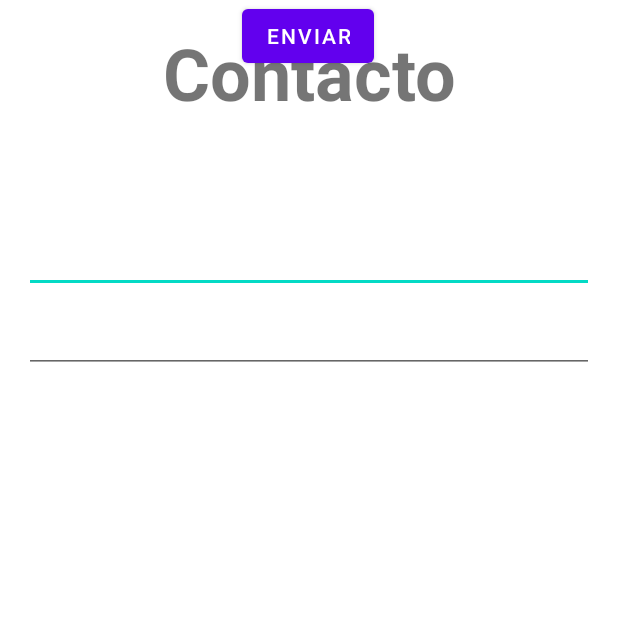
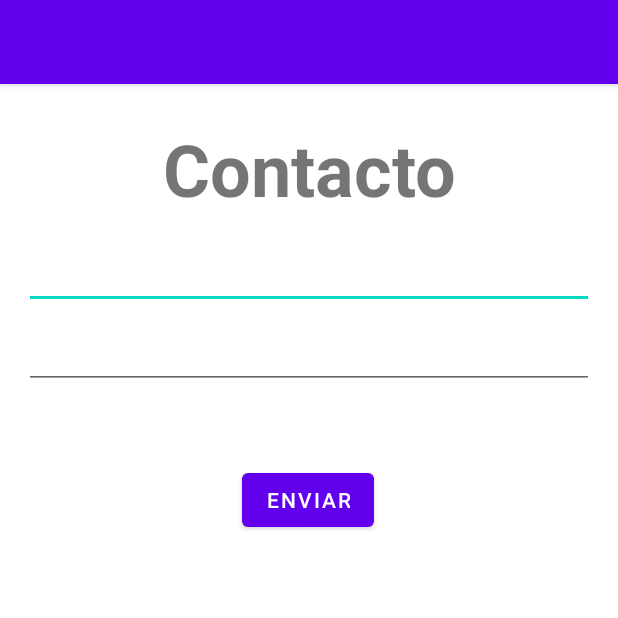
Before and after one commit to LBanda/BeHappy, an Android app: the Contacto screen opened directly, with no data from a screen before it, on a phone screen of 412 x 824 dp, the top half of it. Run offline under Robolectric (Android 15) with nearby library versions, the phone set to English and light mode, and no system bars.

Commit message:
navegacion entre vistas

```diff
--- a/app/src/main/AndroidManifest.xml
+++ b/app/src/main/AndroidManifest.xml
@@ -15,7 +15,7 @@
             android:name=".Contacto"
             android:exported="false" />
         <activity
-            android:name=".profile"
+            android:name=".Profile"
             android:exported="false" />
         <activity
             android:name=".MyForm"
--- a/app/src/main/java/mx/itesm/equipo2/behappy/profile.kt
+++ b/app/src/main/java/mx/itesm/equipo2/behappy/Profile.kt
@@ -3,7 +3,7 @@ package mx.itesm.equipo2.behappy
 import androidx.appcompat.app.AppCompatActivity
 import android.os.Bundle
 
-class profile : AppCompatActivity() {
+class Profile : AppCompatActivity() {
     override fun onCreate(savedInstanceState: Bundle?) {
         super.onCreate(savedInstanceState)
         setContentView(R.layout.activity_profile2)
--- a/app/src/main/res/layout/activity_contacto.xml
+++ b/app/src/main/res/layout/activity_contacto.xml
@@ -1,23 +1,46 @@
 <?xml version="1.0" encoding="utf-8"?>
-<androidx.constraintlayout.widget.ConstraintLayout xmlns:android="http://schemas.android.com/apk/res/android"
+<androidx.drawerlayout.widget.DrawerLayout
+    xmlns:android="http://schemas.android.com/apk/res/android"
     xmlns:app="http://schemas.android.com/apk/res-auto"
     xmlns:tools="http://schemas.android.com/tools"
     android:layout_width="match_parent"
     android:layout_height="match_parent"
+    android:id="@+id/drawer_layout"
+    tools:openDrawer="start"
     tools:context=".Contacto">
+
+
+    <androidx.constraintlayout.widget.ConstraintLayout
+        android:layout_width="match_parent"
+        android:layout_height="match_parent">
+
+        <TextView
+            android:id="@+id/txtContacto"
+            android:layout_width="wrap_content"
+            android:layout_height="wrap_content"
+            android:layout_marginTop="80dp"
+            android:gravity="center"
+            android:text="Contacto"
+            android:textAlignment="center"
+            android:textSize="48sp"
+            android:textStyle="bold"
+            app:layout_constraintEnd_toEndOf="parent"
+            app:layout_constraintHorizontal_bias="0.5"
+            app:layout_constraintStart_toStartOf="parent"
+            app:layout_constraintTop_toTopOf="parent" />
 
         <EditText
             android:id="@+id/txtEmail"
             android:layout_width="0dp"
             android:layout_height="wrap_content"
             android:layout_marginStart="16dp"
-        android:layout_marginTop="150dp"
+            android:layout_marginTop="16dp"
             android:layout_marginEnd="16dp"
             android:ems="10"
             android:inputType="textEmailAddress"
             app:layout_constraintEnd_toEndOf="parent"
             app:layout_constraintStart_toStartOf="parent"
-        app:layout_constraintTop_toTopOf="parent" />
+            app:layout_constraintTop_toBottomOf="@+id/txtContacto" />
 
         <EditText
             android:id="@+id/txtTexto"
@@ -37,22 +60,29 @@
             android:id="@+id/btnSend"
             android:layout_width="wrap_content"
             android:layout_height="wrap_content"
+            android:layout_marginTop="50dp"
             android:text="Enviar"
             app:layout_constraintEnd_toEndOf="parent"
             app:layout_constraintHorizontal_bias="0.498"
             app:layout_constraintStart_toStartOf="parent"
-        tools:layout_editor_absoluteY="429dp" />
+            app:layout_constraintTop_toBottomOf="@+id/txtTexto" />
 
-    <TextView
-        android:id="@+id/txtContacto"
-        android:layout_width="236dp"
-        android:layout_height="69dp"
-        android:layout_marginTop="16dp"
-        android:text="Contacto"
-        android:textAlignment="center"
-        android:textSize="48sp"
-        android:textStyle="bold"
-        app:layout_constraintEnd_toEndOf="parent"
-        app:layout_constraintStart_toStartOf="parent"
-        app:layout_constraintTop_toTopOf="parent" />
     </androidx.constraintlayout.widget.ConstraintLayout>
+
+    <include
+        layout="@layout/app_barmenu_main"
+        android:layout_height="match_parent"
+        android:layout_width="match_parent"/>
+
+    <com.google.android.material.navigation.NavigationView
+        android:id="@+id/nav_view"
+        android:layout_height="match_parent"
+        android:layout_width="wrap_content"
+        android:layout_gravity="start"
+
+        app:headerLayout="@layout/nav_header_main"
+        app:menu="@menu/activity_main_drawer">
+
+    </com.google.android.material.navigation.NavigationView>
+
+</androidx.drawerlayout.widget.DrawerLayout>
--- a/app/src/main/res/menu/activity_main_drawer.xml
+++ b/app/src/main/res/menu/activity_main_drawer.xml
@@ -3,22 +3,18 @@
     <group>
         <item
             android:id="@+id/activity_profile2"
-            android:title="Mi Perfil"
-            android:icon="@drawable/abc_vector_test"/>
+            android:icon="@drawable/logins"
+            android:title="Mi Perfil" />
 
         <item
             android:id="@+id/activity_my_form"
-            android:title="Formulario"
-            android:icon="@drawable/abc_vector_test"/>
+            android:icon="@android:drawable/ic_menu_edit"
+            android:title="Formulario" />
 
         <item
             android:id="@+id/activity_contacto"
-            android:title="Contacto"
-            android:icon="@drawable/abc_vector_test"/>
+            android:icon="@drawable/fui_ic_mail_white_24dp"
+            android:title="Contacto" />
 
-        <item
-            android:id="@+id/nav_configuracion"
-            android:title="Configuración"
-            android:icon="@drawable/abc_vector_test"/>
     </group>
 </menu>
--- a/app/src/main/res/navigation/navegacion.xml
+++ b/app/src/main/res/navigation/navegacion.xml
@@ -3,7 +3,7 @@
     xmlns:app="http://schemas.android.com/apk/res-auto"
     xmlns:tools="http://schemas.android.com/tools"
     android:id="@+id/navegacion"
-    app:startDestination="@id/principalFrag">
+    app:startDestination="@id/mainActivity">
     <activity
         android:id="@+id/mainActivity"
         android:name="mx.itesm.equipo2.behappy.MainActivity"
@@ -16,7 +16,7 @@
         tools:layout="@layout/activity_my_form" />
     <activity
         android:id="@+id/profile"
-        android:name="mx.itesm.equipo2.behappy.profile"
+        android:name="mx.itesm.equipo2.behappy.Profile"
         android:label="profile" />
     <activity
         android:id="@+id/contacto"
```
Also changed, not shown: app/src/main/java/mx/itesm/equipo2/behappy/MainActivity.kt (+8 -10 lines), app/src/main/res/layout/nav_header_main.xml (+6 -5 lines), app/src/main/res/drawable/logo_behappy.jpeg (added). Lines whose indentation alone changed are shown as unchanged.
